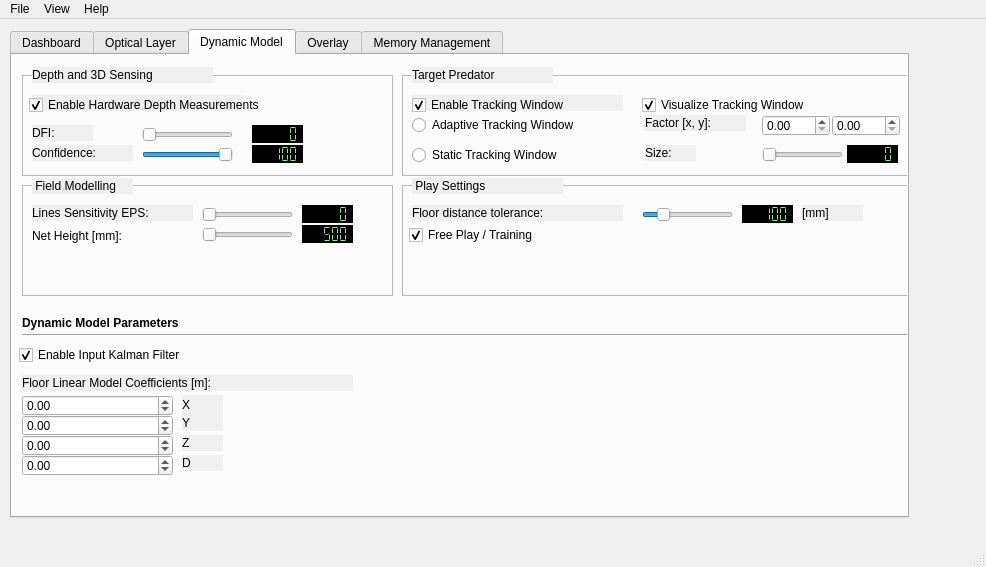
The window that TrackerRT_UI/mainwindow.ui (hvictor/Release) describes before a commit, drawn with Qt 5.
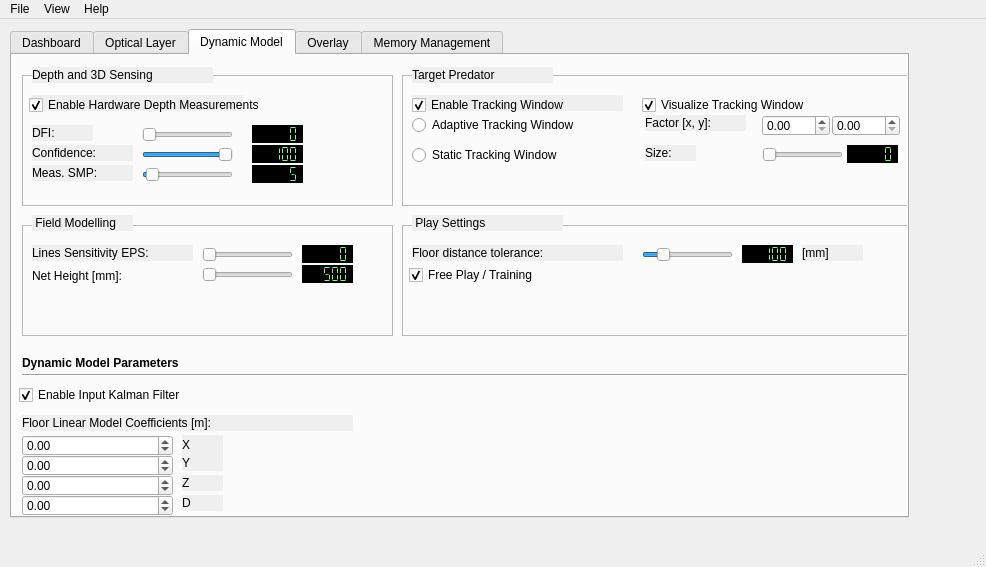
The same window after the commit. Custom widgets are drawn as their Qt base class.

Patch:
```diff
--- a/TrackerRT_UI/mainwindow.ui
+++ b/TrackerRT_UI/mainwindow.ui
@@ -2186,7 +2186,7 @@
          <property name="geometry">
           <rect>
            <x>10</x>
-           <y>130</y>
+           <y>170</y>
            <width>371</width>
            <height>111</height>
           </rect>
@@ -2310,7 +2310,7 @@
          <property name="geometry">
           <rect>
            <x>20</x>
-           <y>123</y>
+           <y>160</y>
            <width>101</width>
            <height>16</height>
           </rect>
@@ -2328,7 +2328,7 @@
            <x>10</x>
            <y>20</y>
            <width>371</width>
-           <height>101</height>
+           <height>131</height>
           </rect>
          </property>
          <property name="frameShape">
@@ -2483,6 +2483,69 @@
            <number>100</number>
           </property>
          </widget>
+         <widget class="QLabel" name="label_DFI_3">
+          <property name="geometry">
+           <rect>
+            <x>10</x>
+            <y>90</y>
+            <width>101</width>
+            <height>16</height>
+           </rect>
+          </property>
+          <property name="autoFillBackground">
+           <bool>true</bool>
+          </property>
+          <property name="text">
+           <string>Meas. SMP:</string>
+          </property>
+         </widget>
+         <widget class="QSlider" name="sliderMeasSMP">
+          <property name="geometry">
+           <rect>
+            <x>120</x>
+            <y>90</y>
+            <width>91</width>
+            <height>20</height>
+           </rect>
+          </property>
+          <property name="minimum">
+           <number>1</number>
+          </property>
+          <property name="maximum">
+           <number>100</number>
+          </property>
+          <property name="value">
+           <number>5</number>
+          </property>
+          <property name="sliderPosition">
+           <number>5</number>
+          </property>
+          <property name="orientation">
+           <enum>Qt::Horizontal</enum>
+          </property>
+         </widget>
+         <widget class="QLCDNumber" name="lcd_MeasSMP">
+          <property name="enabled">
+           <bool>true</bool>
+          </property>
+          <property name="geometry">
+           <rect>
+            <x>230</x>
+            <y>90</y>
+            <width>51</width>
+            <height>18</height>
+           </rect>
+          </property>
+          <property name="styleSheet">
+           <string notr="true">background-color: black; color: lightgreen;</string>
+          </property>
+          <property name="segmentStyle">
+           <enum>QLCDNumber::Flat</enum>
+          </property>
+          <property name="intValue" stdset="0">
+           <number>5</number>
+          </property>
+         </widget>
         </widget>
         <widget class="QLabel" name="label_63">
          <property name="geometry">
@@ -2506,7 +2569,7 @@
            <x>390</x>
            <y>20</y>
            <width>511</width>
-           <height>101</height>
+           <height>131</height>
           </rect>
          </property>
          <property name="frameShape">
@@ -2712,7 +2775,7 @@
          <property name="geometry">
           <rect>
            <x>390</x>
-           <y>130</y>
+           <y>170</y>
            <width>511</width>
            <height>111</height>
           </rect>
@@ -2823,7 +2886,7 @@
          <property name="geometry">
           <rect>
            <x>400</x>
-           <y>123</y>
+           <y>160</y>
            <width>151</width>
            <height>16</height>
           </rect>
@@ -2839,7 +2902,7 @@
          <property name="geometry">
           <rect>
            <x>10</x>
-           <y>270</y>
+           <y>310</y>
            <width>891</width>
            <height>20</height>
           </rect>
@@ -2852,7 +2915,7 @@
          <property name="geometry">
           <rect>
            <x>10</x>
-           <y>260</y>
+           <y>300</y>
            <width>251</width>
            <height>16</height>
           </rect>
@@ -2874,7 +2937,7 @@
          <property name="geometry">
           <rect>
            <x>7</x>
-           <y>290</y>
+           <y>330</y>
            <width>241</width>
            <height>20</height>
           </rect>
@@ -2890,7 +2953,7 @@
          <property name="geometry">
           <rect>
            <x>10</x>
-           <y>320</y>
+           <y>360</y>
            <width>331</width>
            <height>16</height>
           </rect>
@@ -2906,7 +2969,7 @@
          <property name="geometry">
           <rect>
            <x>10</x>
-           <y>340</y>
+           <y>380</y>
            <width>151</width>
            <height>21</height>
           </rect>
@@ -2922,7 +2985,7 @@
          <property name="geometry">
           <rect>
            <x>170</x>
-           <y>340</y>
+           <y>380</y>
            <width>41</width>
            <height>20</height>
           </rect>
@@ -2938,7 +3001,7 @@
          <property name="geometry">
           <rect>
            <x>10</x>
-           <y>360</y>
+           <y>400</y>
            <width>151</width>
            <height>21</height>
           </rect>
@@ -2954,7 +3017,7 @@
          <property name="geometry">
           <rect>
            <x>170</x>
-           <y>360</y>
+           <y>400</y>
            <width>41</width>
            <height>16</height>
           </rect>
@@ -2970,7 +3033,7 @@
          <property name="geometry">
           <rect>
            <x>10</x>
-           <y>380</y>
+           <y>420</y>
            <width>151</width>
            <height>21</height>
           </rect>
@@ -2986,7 +3049,7 @@
          <property name="geometry">
           <rect>
            <x>170</x>
-           <y>380</y>
+           <y>420</y>
            <width>41</width>
            <height>16</height>
           </rect>
@@ -3002,7 +3065,7 @@
          <property name="geometry">
           <rect>
            <x>10</x>
-           <y>400</y>
+           <y>440</y>
            <width>151</width>
            <height>21</height>
           </rect>
@@ -3018,7 +3081,7 @@
          <property name="geometry">
           <rect>
            <x>170</x>
-           <y>400</y>
+           <y>440</y>
            <width>41</width>
            <height>16</height>
           </rect>
```
Left out of the diff: 32 changed lines with no effect on the pictures.
